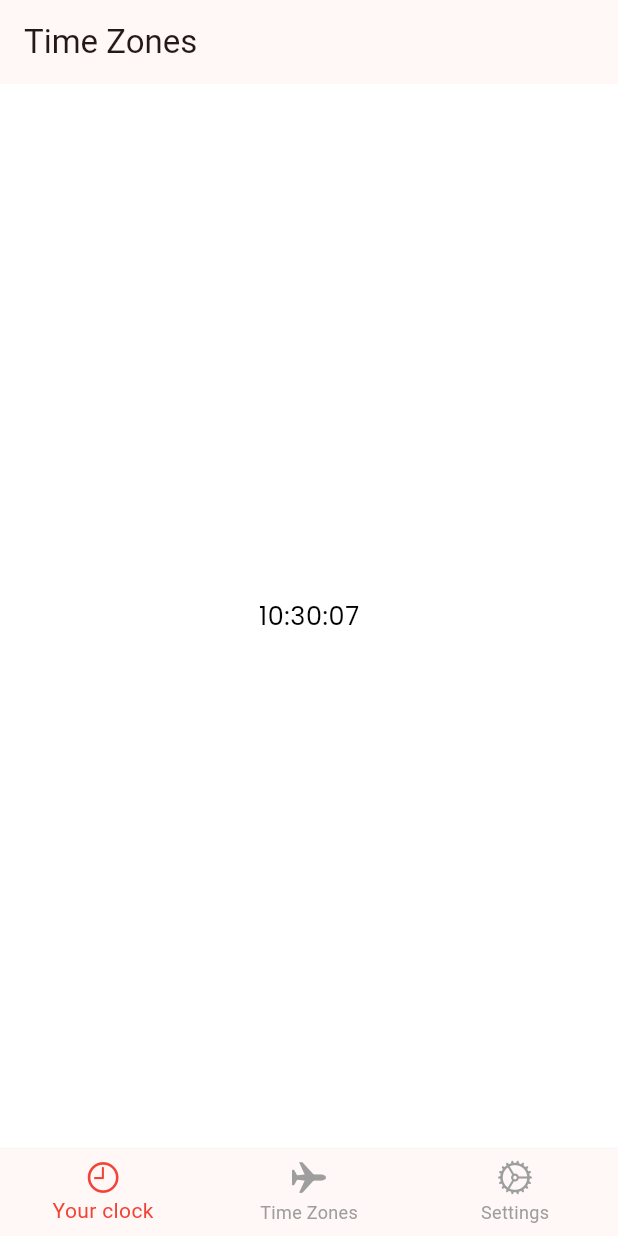
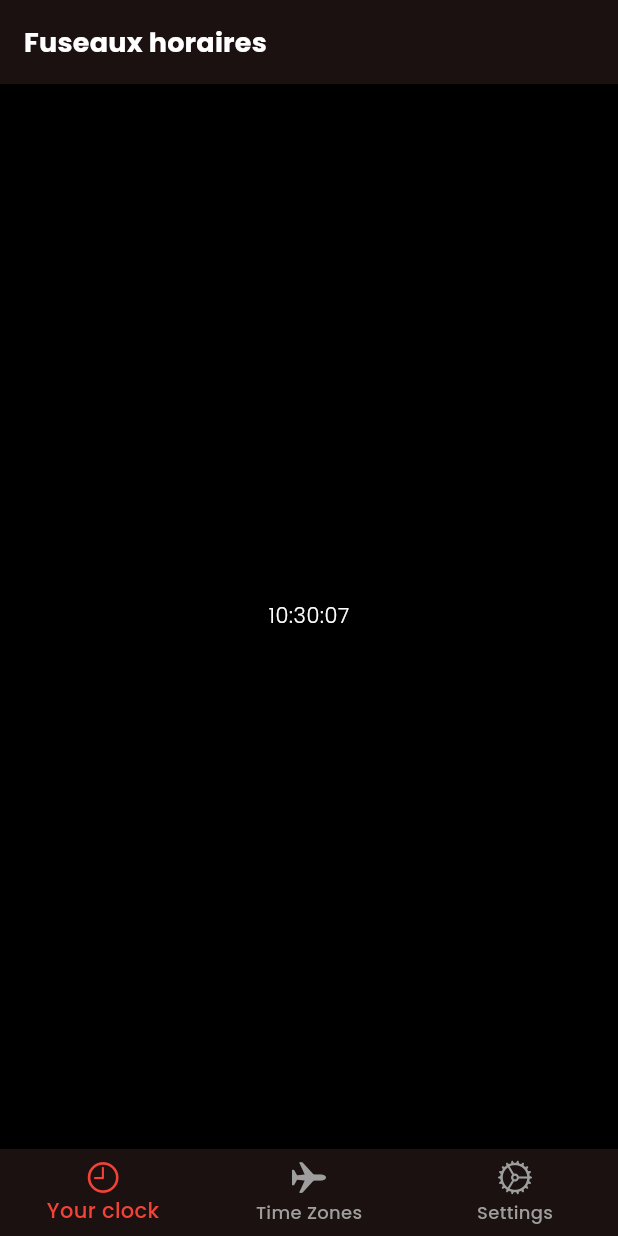
Before and after one commit to Nastiakor/time_zone_test, a Flutter app: the screen it shows after launch, on a phone screen of 412 x 824 dp. Run offline on Flutter 3.47's test engine with Material 3 defaults, Android fonts, the light colour scheme and no system bars; our stand-ins replace auto_route, flutter_svg, google_fonts.

Commit message:
AppTheme redefined for light and dark mode, different text styles and colors added

```diff
--- a/lib/app.dart
+++ b/lib/app.dart
@@ -17,7 +17,7 @@ class _TimeZoneAppState extends State<TimeZoneApp> {
     return MaterialApp.router(
       title: 'Time zone map',
       debugShowCheckedModeBanner: false,
-      theme: AppTheme.lightTheme,
+      theme: AppTheme.darkTheme,
       darkTheme: AppTheme.darkTheme,
       themeMode: ThemeMode.system,
       routerConfig: _appRouter.config(
--- a/lib/presentation/theme/app_theme.dart
+++ b/lib/presentation/theme/app_theme.dart
@@ -6,17 +6,76 @@ abstract class AppTheme {
   static const Color lightBackgroundColor = Colors.white;
   static const Color darkBackgroundColor = Colors.black;
 
-  static TextTheme textTheme = TextTheme(
-    bodySmall: GoogleFonts.poppins(
-      fontSize: 17,
-      fontWeight: FontWeight.w400,
-    ),
+  static TextStyle poppinsTextStyle({
+    double? fontSize,
+    FontWeight? fontWeight,
+    Color? color,
+  }) {
+    return GoogleFonts.poppins(
+      fontSize: fontSize,
+      fontWeight: fontWeight,
+      color: color,
+    );
+  }
+
+  static final TextStyle bodySmallStyle = poppinsTextStyle(
+    fontSize: 14,
+    fontWeight: FontWeight.w300,
+    color: const Color(0xFF151313),
+  );
+
+  static final TextStyle bodyMediumStyle = poppinsTextStyle(
+    fontSize: 14,
+    fontWeight: FontWeight.w500,
+    color: const Color(0xFF151313),
+  );
+
+  static final TextStyle bodyLargeStyle = poppinsTextStyle(
+    fontSize: 16,
+    fontWeight: FontWeight.w500,
+    color: const Color(0xFF151313),
+  );
+
+  static final TextStyle bodyLargeRedStyleLight = poppinsTextStyle(
+    fontSize: 16,
+    fontWeight: FontWeight.w500,
+    color: const Color(0xFFDD2D2D),
+  );
+
+  static final TextStyle bodyLargeRedStyleDark = poppinsTextStyle(
+    fontSize: 16,
+    fontWeight: FontWeight.w500,
+    color: const Color(0xFFFCBCBA),
+  );
+
+  static final TextStyle bodyLargeBoldStyle = poppinsTextStyle(
+    fontSize: 16,
+    fontWeight: FontWeight.w700,
+    color: const Color(0xFF151313),
+  );
+
+  static final TextStyle titleSmallStyle = poppinsTextStyle(
+    fontSize: 14,
+    fontWeight: FontWeight.w400,
+    color: const Color(0xFF2A2828),
+  );
+
+  static final TextStyle titleMediumStyle = poppinsTextStyle(
+    fontSize: 18,
+    fontWeight: FontWeight.w700,
+    color: const Color(0xFF151313),
+  );
+
+  static final TextTheme lightTextTheme = TextTheme(
+    bodySmall: bodySmallStyle,
+    bodyMedium: bodyMediumStyle,
+    bodyLarge: bodyLargeStyle,
+    titleSmall: titleSmallStyle,
+    titleMedium: titleMediumStyle,
   );
 
   static final ThemeData lightTheme = ThemeData(
-    textTheme: textTheme.copyWith(
-      bodySmall: textTheme.bodySmall?.copyWith(color: Colors.black),
-    ),
+    textTheme: lightTextTheme,
     primaryColor: primaryColor,
     scaffoldBackgroundColor: lightBackgroundColor,
     colorScheme: ColorScheme.fromSeed(
@@ -24,10 +83,20 @@ abstract class AppTheme {
       brightness: Brightness.light,
     ),
   );
-  static final ThemeData darkTheme = ThemeData().copyWith(
-    textTheme: textTheme.copyWith(
-      bodySmall: textTheme.bodySmall?.copyWith(color: Colors.white),
-    ),
+
+  static final TextTheme darkTextTheme = TextTheme(
+    bodySmall: bodySmallStyle.copyWith(color: Colors.white),
+    bodyMedium: bodyMediumStyle.copyWith(color: Colors.white),
+    bodyLarge: bodyLargeStyle.copyWith(color: Colors.white),
+    titleSmall: titleSmallStyle.copyWith(color: Colors.white),
+    titleMedium: titleMediumStyle.copyWith(color: Colors.white),
+  ).apply(
+    displayColor: Colors.white,
+    bodyColor: Colors.white,
+  );
+
+  static final ThemeData darkTheme = ThemeData(
+    textTheme: darkTextTheme,
     primaryColor: primaryColor,
     scaffoldBackgroundColor: darkBackgroundColor,
     colorScheme: ColorScheme.fromSeed(
@@ -36,3 +105,14 @@ abstract class AppTheme {
     ),
   );
 }
+
+extension CustomTextStyles on TextTheme {
+  TextStyle bodyLargeRed(BuildContext context) {
+    final brightness = Theme.of(context).brightness;
+    return brightness == Brightness.dark
+        ? AppTheme.bodyLargeRedStyleDark
+        : AppTheme.bodyLargeRedStyleLight;
+  }
+
+  TextStyle get bodyLargeBold => AppTheme.bodyLargeBoldStyle;
+}
--- a/lib/presentation/views/screens/home_screen.dart
+++ b/lib/presentation/views/screens/home_screen.dart
@@ -2,6 +2,8 @@ import 'package:auto_route/auto_route.dart';
 import 'package:flutter/material.dart';
 import 'package:time_zone_test/presentation/routes/routes.dart';
 import 'package:time_zone_test/presentation/views/widgets/custom_bottom_navigation_bar.dart';
+
+import '../../theme/app_theme.dart';
 
 @RoutePage()
 class HomeScreen extends StatelessWidget {
@@ -19,7 +21,7 @@ class HomeScreen extends StatelessWidget {
         final tabsRouter = AutoTabsRouter.of(context);
         return Scaffold(
           appBar: AppBar(
-            title: const Text('Time Zones'),
+            title: Text('Fuseaux horaires', style: Theme.of(context).textTheme.titleMedium),
           ),
           body: child,
           bottomNavigationBar: CustomBottomNavigationBar(
--- a/lib/presentation/views/screens/time_zones_screen.dart
+++ b/lib/presentation/views/screens/time_zones_screen.dart
@@ -1,5 +1,6 @@
 import 'package:auto_route/auto_route.dart';
 import 'package:flutter/material.dart';
+import 'package:time_zone_test/presentation/theme/app_theme.dart';
 import 'package:time_zone_test/presentation/views/widgets/interactive_world_map.dart';
 import '../../../data/data_sources/time_zone_data_source_impl.dart';
 import '../../../domain/entities/time_zone.dart';
@@ -46,11 +47,11 @@ class _TimeZonesScreenState extends State<TimeZonesScreen> {
                       return ListTile(
                         title: Text(
                           timeZone.mainCity,
-                          style: Theme.of(context).textTheme.bodySmall,
+                          style: Theme.of(context).textTheme.bodyLargeRed(context),
                         ),
                         subtitle: Text(
                           '${timeZone.offset} (${timeZone.code})',
-                          style: Theme.of(context).textTheme.bodySmall,
+                          style: Theme.of(context).textTheme.bodyMedium,
                         ),
                       );
                     },
```
